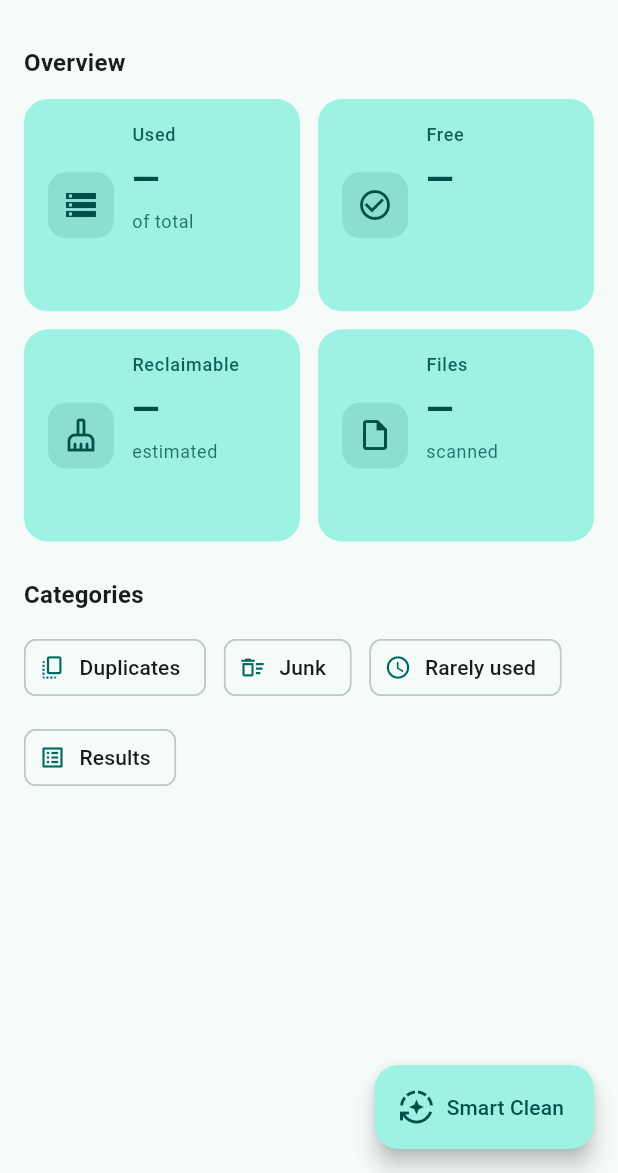
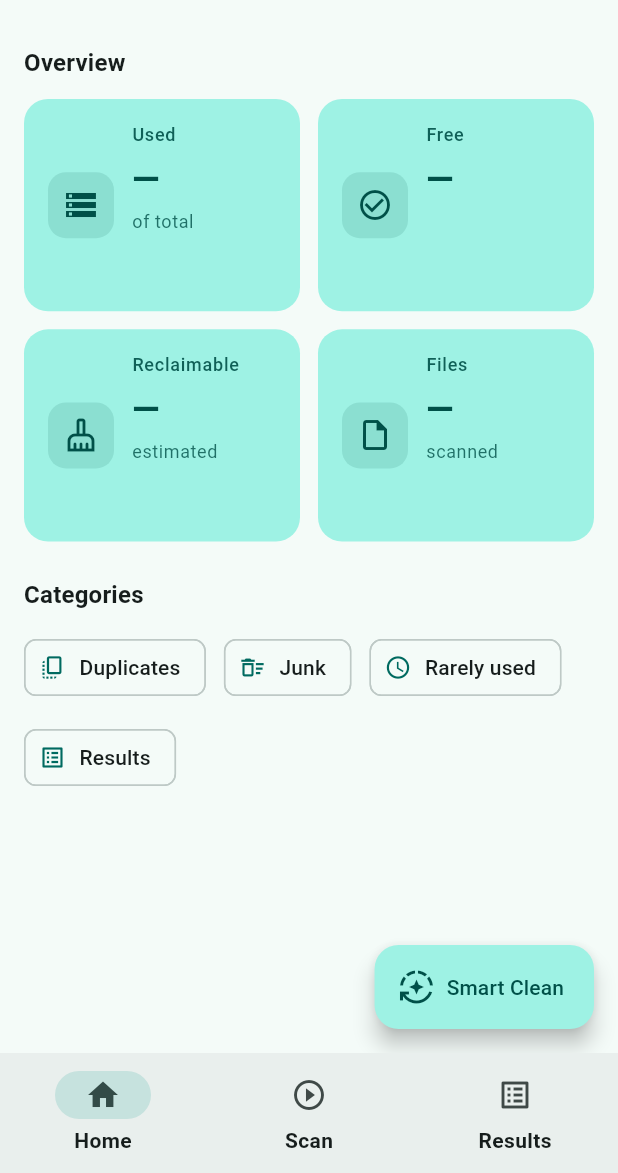
Before and after one commit to Allain-afk/StorageMate, a Flutter app: the screen it shows after launch, on a phone screen of 412 x 824 dp, the part 63-1236 px from its top. Run offline on Flutter 3.47's test engine with Material 3 defaults, Android fonts, the phone set to English and light mode, and no system bars; our stand-ins replace flutter_riverpod, go_router, permission_handler.

Commit message:
added new format styling

```diff
--- /dev/null
+++ b/lib/app_shell.dart
@@ -0,0 +1,42 @@
+import 'package:flutter/material.dart';
+import 'package:go_router/go_router.dart';
+
+class AppShell extends StatelessWidget {
+  const AppShell({super.key, required this.child});
+  final Widget child;
+
+  int _indexForLocation(BuildContext context) {
+    final loc = GoRouterState.of(context).uri.toString();
+    if (loc.startsWith('/scan')) return 1;
+    if (loc.startsWith('/results') || loc.startsWith('/duplicates') || loc.startsWith('/junk') || loc.startsWith('/recents')) return 2;
+    return 0; // dashboard
+  }
+
+  void _onTap(BuildContext context, int idx) {
+    switch (idx) {
+      case 0:
+        context.go('/');
+      case 1:
+        context.go('/scan');
+      case 2:
+        context.go('/results');
+    }
+  }
+
+  @override
+  Widget build(BuildContext context) {
+    final idx = _indexForLocation(context);
+    return Scaffold(
+      body: child,
+      bottomNavigationBar: NavigationBar(
+        selectedIndex: idx,
+        onDestinationSelected: (i) => _onTap(context, i),
+        destinations: const [
+          NavigationDestination(icon: Icon(Icons.home_outlined), selectedIcon: Icon(Icons.home), label: 'Home'),
+          NavigationDestination(icon: Icon(Icons.play_circle_outline), selectedIcon: Icon(Icons.play_circle), label: 'Scan'),
+          NavigationDestination(icon: Icon(Icons.list_alt_outlined), selectedIcon: Icon(Icons.list_alt), label: 'Results'),
+        ],
+      ),
+    );
+  }
+}
--- a/lib/features/dashboard/ui/dashboard_screen.dart
+++ b/lib/features/dashboard/ui/dashboard_screen.dart
@@ -2,6 +2,7 @@ import 'package:flutter/material.dart';
 import 'package:go_router/go_router.dart';
 
 import '../../../widgets/section.dart';
+import '../../../utils/back_handler.dart';
 import '../../../widgets/stats_cards.dart';
 
 class DashboardView extends StatelessWidget {
@@ -9,7 +10,8 @@ class DashboardView extends StatelessWidget {
 
   @override
   Widget build(BuildContext context) {
-    return Scaffold(
+    return DoubleBackToExit(
+      child: Scaffold(
       appBar: AppBar(
         title: const Text('StorageMate'),
         actions: [
@@ -59,6 +61,7 @@ class DashboardView extends StatelessWidget {
           ),
         ],
       ),
+    ),
     );
   }
 }
--- a/lib/features/scan/ui/scan_progress_screen.dart
+++ b/lib/features/scan/ui/scan_progress_screen.dart
@@ -3,6 +3,7 @@ import 'package:flutter_riverpod/flutter_riverpod.dart';
 
 import '../controller/scan_controller.dart';
 import '../../../core/services/permissions_service.dart';
+import '../../../core/utils/format.dart';
 
 class ScanProgressView extends ConsumerWidget {
   const ScanProgressView({super.key});
@@ -22,7 +23,7 @@ class ScanProgressView extends ConsumerWidget {
               const SizedBox(height: 12),
               if (r != null) ...[
                 _RowTile(label: 'Files', value: r.discoveredCount.toString()),
-                _RowTile(label: 'Reclaimable', value: '${r.bytesReclaimable} B'),
+                _RowTile(label: 'Reclaimable', value: formatBytes(r.bytesReclaimable)),
               ] else const Text('No results'),
             ],
           ),
--- a/lib/main.dart
+++ b/lib/main.dart
@@ -3,6 +3,8 @@ import 'package:flutter_riverpod/flutter_riverpod.dart';
 import 'package:go_router/go_router.dart';
 import 'features/scan/ui/scan_progress_screen.dart';
 import 'features/dashboard/ui/dashboard_screen.dart';
+import 'app_shell.dart';
+import 'features/results/ui/results_screen.dart';
 
 void main() {
   runApp(const ProviderScope(child: StorageMateApp()));
@@ -10,9 +12,14 @@ void main() {
 
 final _router = GoRouter(
   routes: <RouteBase>[
-    GoRoute(path: '/', name: 'dashboard', builder: (ctx, st) => const DashboardView()),
-    GoRoute(path: '/scan', name: 'scan', builder: (ctx, st) => const ScanProgressView()),
-    GoRoute(path: '/results', name: 'results', builder: (ctx, st) => const ResultsScreen()),
+    ShellRoute(
+      builder: (ctx, st, child) => AppShell(child: child),
+      routes: [
+        GoRoute(path: '/', name: 'dashboard', builder: (ctx, st) => const DashboardView()),
+        GoRoute(path: '/scan', name: 'scan', builder: (ctx, st) => const ScanProgressView()),
+        GoRoute(path: '/results', name: 'results', builder: (ctx, st) => const ResultsView()),
+      ],
+    ),
     GoRoute(path: '/duplicates', name: 'duplicates', builder: (ctx, st) => const DuplicatesScreen()),
     GoRoute(path: '/junk', name: 'junk', builder: (ctx, st) => const JunkScreen()),
     GoRoute(path: '/recents', name: 'recents', builder: (ctx, st) => const RecentsScreen()),
@@ -26,9 +33,21 @@ class StorageMateApp extends StatelessWidget {
 
   @override
   Widget build(BuildContext context) {
+    final base = ThemeData(useMaterial3: true, colorSchemeSeed: Colors.teal);
+    final theme = base.copyWith(
+      appBarTheme: const AppBarTheme(centerTitle: false),
+      navigationBarTheme: NavigationBarThemeData(
+        indicatorColor: Colors.teal.withValues(alpha: .15),
+        labelTextStyle: WidgetStatePropertyAll(base.textTheme.labelMedium?.copyWith(fontWeight: FontWeight.w600)),
+      ),
+      snackBarTheme: SnackBarThemeData(
+        behavior: SnackBarBehavior.floating,
+        shape: RoundedRectangleBorder(borderRadius: BorderRadius.circular(12)),
+      ),
+    );
     return MaterialApp.router(
       title: 'StorageMate',
-      theme: ThemeData(useMaterial3: true, colorSchemeSeed: Colors.teal),
+      theme: theme,
       routerConfig: _router,
     );
   }
--- /dev/null
+++ b/lib/utils/back_handler.dart
@@ -0,0 +1,29 @@
+import 'package:flutter/material.dart';
+
+class DoubleBackToExit extends StatefulWidget {
+  const DoubleBackToExit({super.key, required this.child});
+  final Widget child;
+  @override
+  State<DoubleBackToExit> createState() => _DoubleBackToExitState();
+}
+
+class _DoubleBackToExitState extends State<DoubleBackToExit> {
+  DateTime? _lastPressed;
+  @override
+  Widget build(BuildContext context) {
+    return PopScope(
+      canPop: false,
+      onPopInvokedWithResult: (didPop, result) {
+        if (didPop) return;
+        final now = DateTime.now();
+        if (_lastPressed == null || now.difference(_lastPressed!) > const Duration(seconds: 2)) {
+          _lastPressed = now;
+          ScaffoldMessenger.of(context).showSnackBar(const SnackBar(content: Text('Press back again to exit')));
+          return;
+        }
+        Navigator.of(context).maybePop();
+      },
+      child: widget.child,
+    );
+  }
+}
```
Also changed, not shown: lib/core/utils/format.dart (added, +12 -0 lines), lib/features/results/ui/results_screen.dart (added, +53 -0 lines), 1 other file.
